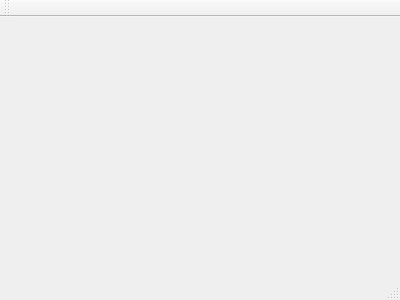
Above: mainwindow.ui from semtri/EffectSoundEditor before the change. Below: the same form after it.
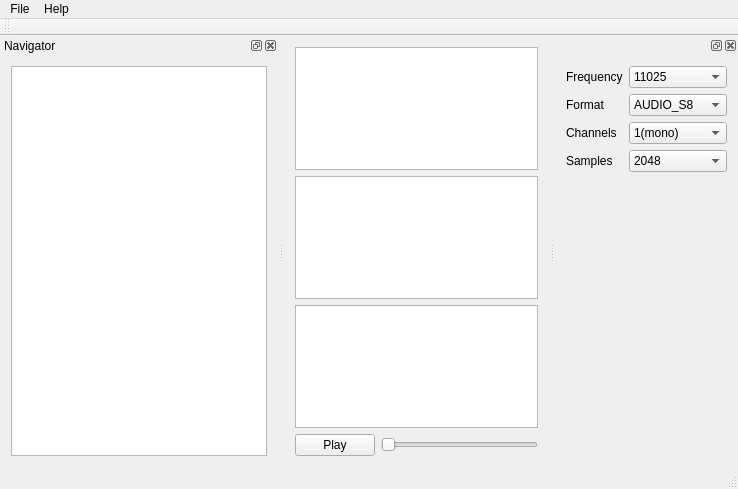
That is the form after the change.

```diff
--- a/mainwindow.ui
+++ b/mainwindow.ui
@@ -1,24 +1,243 @@
 <ui version="4.0">
  <class>MainWindow</class>
- <widget class="QMainWindow" name="MainWindow" >
-  <property name="geometry" >
+ <widget class="QMainWindow" name="MainWindow">
+  <property name="geometry">
    <rect>
     <x>0</x>
     <y>0</y>
-    <width>400</width>
-    <height>300</height>
+    <width>738</width>
+    <height>489</height>
    </rect>
   </property>
   <property name="windowTitle" >
    <string>MainWindow</string>
   </property>
-  <widget class="QMenuBar" name="menuBar" />
-  <widget class="QToolBar" name="mainToolBar" />
-  <widget class="QWidget" name="centralWidget" />
-  <widget class="QStatusBar" name="statusBar" />
+  <widget class="QWidget" name="centralWidget">
+   <layout class="QVBoxLayout" name="verticalLayout_2">
+    <item>
+     <widget class="QGraphicsView" name="graphicsView"/>
+    </item>
+    <item>
+     <widget class="QGraphicsView" name="graphicsView_2"/>
+    </item>
+    <item>
+     <widget class="QGraphicsView" name="graphicsView_3"/>
+    </item>
+    <item>
+     <layout class="QHBoxLayout" name="horizontalLayout">
+      <item>
+       <widget class="QPushButton" name="pushButton">
+        <property name="text">
+         <string>Play</string>
+        </property>
+       </widget>
+      </item>
+      <item>
+       <widget class="QSlider" name="horizontalSlider">
+        <property name="orientation">
+         <enum>Qt::Horizontal</enum>
+        </property>
+       </widget>
+      </item>
+     </layout>
+    </item>
+   </layout>
+  </widget>
+  <widget class="QMenuBar" name="menuBar">
+   <property name="geometry">
+    <rect>
+     <x>0</x>
+     <y>0</y>
+     <width>738</width>
+     <height>22</height>
+    </rect>
+   </property>
+   <widget class="QMenu" name="menuFile">
+    <property name="title">
+     <string>File</string>
+    </property>
+    <addaction name="actionQuit"/>
+   </widget>
+   <widget class="QMenu" name="menuHelp">
+    <property name="title">
+     <string>Help</string>
+    </property>
+   </widget>
+   <addaction name="menuFile"/>
+   <addaction name="menuHelp"/>
+  </widget>
+  <widget class="QToolBar" name="mainToolBar">
+   <attribute name="toolBarArea">
+    <enum>TopToolBarArea</enum>
+   </attribute>
+   <attribute name="toolBarBreak">
+    <bool>false</bool>
+   </attribute>
+  </widget>
+  <widget class="QStatusBar" name="statusBar"/>
+  <widget class="QDockWidget" name="dockWidget">
+   <property name="windowTitle">
+    <string>Navigator</string>
+   </property>
+   <attribute name="dockWidgetArea">
+    <number>1</number>
+   </attribute>
+   <widget class="QWidget" name="dockWidgetContents">
+    <layout class="QVBoxLayout" name="verticalLayout">
+     <item>
+      <widget class="QTreeView" name="treeView"/>
+     </item>
+    </layout>
+   </widget>
+  </widget>
+  <widget class="QDockWidget" name="dockWidget_2">
+   <attribute name="dockWidgetArea">
+    <number>2</number>
+   </attribute>
+   <widget class="QWidget" name="dockWidgetContents_2">
+    <layout class="QFormLayout" name="formLayout_2">
+     <item row="0" column="0">
+      <widget class="QLabel" name="label">
+       <property name="text">
+        <string>Frequency</string>
+       </property>
+      </widget>
+     </item>
+     <item row="0" column="1">
+      <widget class="QComboBox" name="comboBox">
+       <property name="currentIndex">
+        <number>0</number>
+       </property>
+       <item>
+        <property name="text">
+         <string>11025</string>
+        </property>
+       </item>
+       <item>
+        <property name="text">
+         <string>22050</string>
+        </property>
+       </item>
+       <item>
+        <property name="text">
+         <string>44100</string>
+        </property>
+       </item>
+       <item>
+        <property name="text">
+         <string>48000</string>
+        </property>
+       </item>
+      </widget>
+     </item>
+     <item row="1" column="0">
+      <widget class="QLabel" name="label_2">
+       <property name="text">
+        <string>Format</string>
+       </property>
+      </widget>
+     </item>
+     <item row="1" column="1">
+      <widget class="QComboBox" name="comboBox_2">
+       <item>
+        <property name="text">
+         <string>AUDIO_S8</string>
+        </property>
+       </item>
+       <item>
+        <property name="text">
+         <string>AUDIO_U8</string>
+        </property>
+       </item>
+       <item>
+        <property name="text">
+         <string>AUDIO_S16</string>
+        </property>
+       </item>
+       <item>
+        <property name="text">
+         <string>AUDIO_U16</string>
+        </property>
+       </item>
+       <item>
+        <property name="text">
+         <string>AUDIO_S32</string>
+        </property>
+       </item>
+       <item>
+        <property name="text">
+         <string>AUDIO_F32</string>
+        </property>
+       </item>
+      </widget>
+     </item>
+     <item row="2" column="0">
+      <widget class="QLabel" name="label_3">
+       <property name="text">
+        <string>Channels</string>
+       </property>
+      </widget>
+     </item>
+     <item row="3" column="0">
+      <widget class="QLabel" name="label_4">
+       <property name="text">
+        <string>Samples</string>
+       </property>
+      </widget>
+     </item>
+     <item row="3" column="1">
+      <widget class="QComboBox" name="comboBox_3">
+       <item>
+        <property name="text">
+         <string>2048</string>
+        </property>
+       </item>
+       <item>
+        <property name="text">
+         <string>4096</string>
+        </property>
+       </item>
+       <item>
+        <property name="text">
+         <string>8192</string>
+        </property>
+       </item>
+      </widget>
+     </item>
+     <item row="2" column="1">
+      <widget class="QComboBox" name="comboBox_4">
+       <item>
+        <property name="text">
+         <string>1(mono)</string>
+        </property>
+       </item>
+       <item>
+        <property name="text">
+         <string>2(stereo)</string>
+        </property>
+       </item>
+       <item>
+        <property name="text">
+         <string>4(quad)</string>
+        </property>
+       </item>
+       <item>
+        <property name="text">
+         <string>6(5.1)</string>
+        </property>
+       </item>
+      </widget>
+     </item>
+    </layout>
+   </widget>
+  </widget>
+  <action name="actionQuit">
+   <property name="text">
+    <string>Quit</string>
+   </property>
+  </action>
  </widget>
- <layoutDefault spacing="6" margin="11" />
- <pixmapfunction></pixmapfunction>
+ <layoutdefault spacing="6" margin="11"/>
  <resources/>
  <connections/>
 </ui>
```
Left out of the diff: 3 changed lines with no effect on the pictures.
